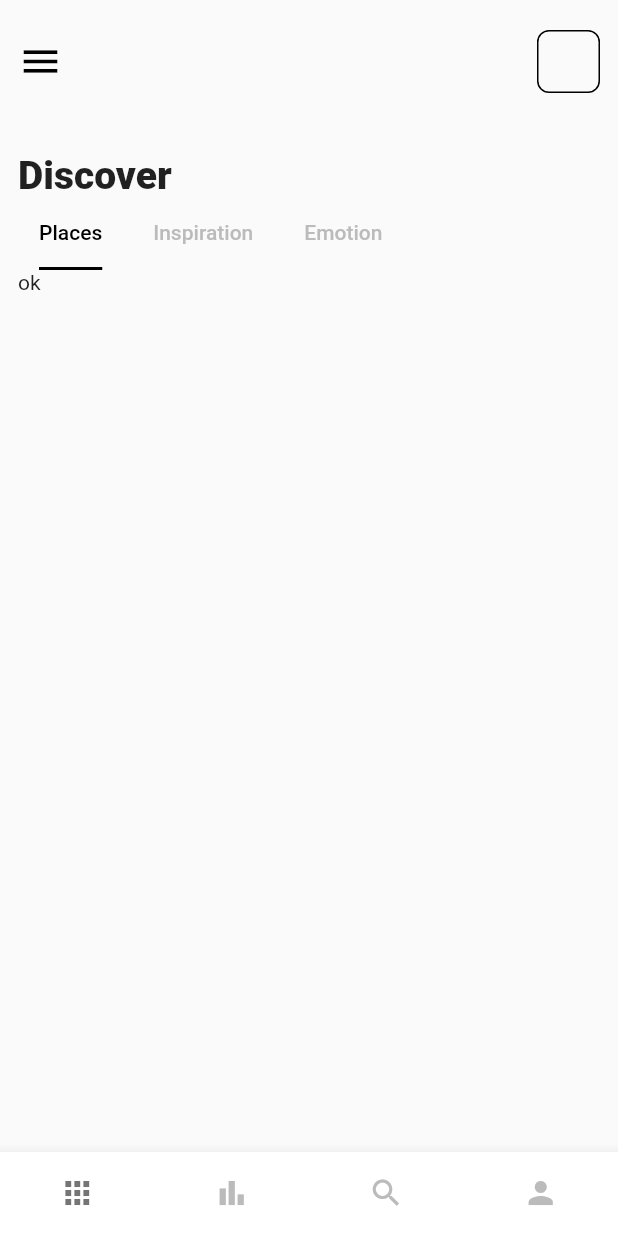
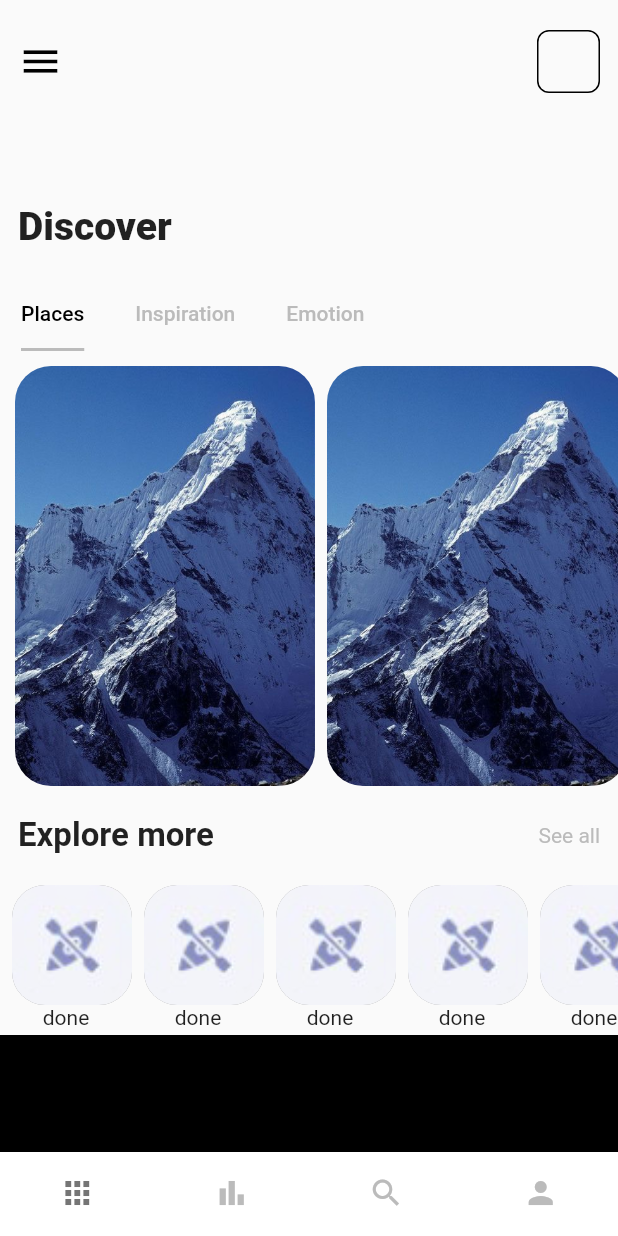
Before and after one commit to Hashimkhann1/travel_flutter_app, a Flutter app: the screen it shows after launch, after a tap on "SKIP", on a phone screen of 412 x 824 dp. Run offline on Flutter 3.47's test engine with Material 2 defaults, Android fonts, the phone set to English and light mode, and no system bars.

Commit message:
UI updated

```diff
--- a/lib/utils/colorResources.dart
+++ b/lib/utils/colorResources.dart
@@ -6,6 +6,6 @@ import 'dart:ui';
 class ColorResources {
   static const Color whiteColor = Color(0xFFFFFFFF);
   static const Color lightBlue = Color(0xFF475299);
-  static const Color grayCoor = Color(0xFFbbbbbb);
+  static const Color grayColor = Color(0xFFbbbbbb);
   static const Color blackColor = Color(0xFF000000);
 }
--- a/lib/view/home/bottomNaviagter.dart
+++ b/lib/view/home/bottomNaviagter.dart
@@ -36,7 +36,7 @@ class _BottomNavigatorState extends State<BottomNavigator> {
           onTap: onTap,
           currentIndex: currentIndex,
           selectedItemColor: Colors.black54,
-          unselectedItemColor: ColorResources.grayCoor,
+          unselectedItemColor: ColorResources.grayColor,
           showUnselectedLabels: false,
           showSelectedLabels: false,
           items: [
--- a/lib/view/home/mainHome.dart
+++ b/lib/view/home/mainHome.dart
@@ -1,7 +1,6 @@
 import 'package:flutter/material.dart';
 import 'package:travel_app/utils/colorResources.dart';
 import 'package:travel_app/widgets/app_text.dart';
-
 
 class MainHome extends StatefulWidget {
   const MainHome({Key? key}) : super(key: key);
@@ -10,24 +9,28 @@ class MainHome extends StatefulWidget {
   State<MainHome> createState() => _MainHomeState();
 }
 
-class _MainHomeState extends State<MainHome> with TickerProviderStateMixin{
+class _MainHomeState extends State<MainHome> with TickerProviderStateMixin {
   @override
   Widget build(BuildContext context) {
     TabController _tabController = TabController(length: 3, vsync: this);
     return Scaffold(
-      body: Padding(
-        padding: EdgeInsets.symmetric(horizontal: 12.0,vertical: 20.0),
+      body: SingleChildScrollView(
         child: Column(
-          crossAxisAlignment: CrossAxisAlignment.start ,
+          crossAxisAlignment: CrossAxisAlignment.start,
           children: <Widget>[
             Container(
+              padding: const EdgeInsets.symmetric(horizontal: 12.0, vertical: 20.0),
               child: Row(
                 mainAxisAlignment: MainAxisAlignment.spaceBetween,
                 children: [
-                  Icon(Icons.menu,size: 30.0,color: ColorResources.blackColor,),
+                  const Icon(
+                    Icons.menu,
+                    size: 30.0,
+                    color: ColorResources.blackColor,
+                  ),
                   Container(
                     width: 42.0,
-                      height: 42.0,
+                    height: 42.0,
                     decoration: BoxDecoration(
                       borderRadius: BorderRadius.circular(8.0),
                       border: Border.all(color: Colors.black),
@@ -36,37 +39,116 @@ class _MainHomeState extends State<MainHome> with TickerProviderStateMixin{
                 ],
               ),
             ),
-            SizedBox(height: 40.0,),
-            AppText(text: 'Discover',textSize: 26.0,textWeight: FontWeight.w800,),
-          //  tabbar
+            const SizedBox(
+              height: 34.0,
+            ),
+            Padding(
+              padding:
+                  const EdgeInsets.symmetric(horizontal: 12.0, vertical: 20.0),
+              child: AppText(
+                text: 'Discover',
+                textSize: 26.0,
+                textWeight: FontWeight.w800,
+              ),
+            ),
+            //  tabbar
             Align(
               alignment: Alignment.centerLeft,
               child: TabBar(
-                controller: _tabController,
-                  labelPadding: EdgeInsets.only(left: 14.0,right: 20.0),
+                  controller: _tabController,
+                  labelPadding: const EdgeInsets.only(left: 14.0, right: 20.0),
                   labelColor: ColorResources.blackColor,
-                  unselectedLabelColor: ColorResources.grayCoor,
+                  unselectedLabelColor: ColorResources.grayColor,
                   indicatorSize: TabBarIndicatorSize.label,
-                  indicatorColor: ColorResources.blackColor,
+                  indicatorColor: ColorResources.grayColor,
                   isScrollable: true,
                   tabs: [
-                    Tab(text: 'Places',),
-                    Tab(text: 'Inspiration',),
-                    Tab(text: 'Emotion',)
-                  ]
-              ),
+                    const Tab(
+                      text: 'Places',
+                    ),
+                    Tab(
+                      text: 'Inspiration',
+                    ),
+                    Tab(
+                      text: 'Emotion',
+                    )
+                  ]),
+            ),
+            SizedBox(
+              height: 10.0,
             ),
             Container(
-              height: 300.0,
+              margin: EdgeInsets.only(left: 10.0),
+              height: 280.0,
               width: double.maxFinite,
               child: TabBarView(
                 controller: _tabController,
                 children: [
-                  Text('ok'),
+                  ListView.builder(
+                    itemCount : 3,
+                      scrollDirection: Axis.horizontal,
+                      itemBuilder: (BuildContext context, int index) {
+                    return Container(
+                      margin: EdgeInsets.only(right: 8.0),
+                      width: 200.0,
+                      height: 280.0,
+                      decoration: BoxDecoration(
+                        borderRadius: BorderRadius.circular(24.0),
+                          image: DecorationImage(
+                              image: AssetImage('images/mountain.jpeg'),
+                              fit: BoxFit.cover)),
+                    );
+                  }),
                   Text('done'),
                   Text('Hi'),
                 ],
               ),
+            ),
+            Container(
+              padding: EdgeInsets.symmetric(horizontal: 12.0,vertical: 20.0),
+              child: Row(
+                mainAxisAlignment: MainAxisAlignment.spaceBetween,
+                children: [
+                  AppText(text: 'Explore more',textSize: 22.0,textWeight: FontWeight.w700,),
+                  AppText(text: 'See all',textcolor: ColorResources.grayColor,)
+                ],
+              ),
+            ),
+            // SizedBox(height: 10.0,),
+            Container(
+              height: 100.0,
+              width: double.maxFinite,
+              decoration: BoxDecoration(
+                // border: Border.all(color: Colors.black)
+              ),
+              child: ListView.builder(
+                itemCount: 6,
+                  scrollDirection: Axis.horizontal,
+                  itemBuilder: (BuildContext , index){
+                    return Column(
+                      children: [
+                        Container(
+                          margin: EdgeInsets.only(left: 8.0),
+                          width: 80.0,
+                          height: 80.0,
+                          decoration: BoxDecoration(
+                            borderRadius: BorderRadius.circular(22.0),
+                            color: Colors.grey,
+                            image: DecorationImage(
+                              image: AssetImage('images/kayaking.png'),
+                              fit: BoxFit.cover
+                            ),
+                          ),
+                        ),
+                        Text('done')
+                      ],
+                    );
+                  }
+              ),
+            ),
+            Container(
+              color: Colors.black,
+              height: 200.0,
             )
           ],
         ),
--- a/lib/view/onboarding_screen/onboarding_screen.dart
+++ b/lib/view/onboarding_screen/onboarding_screen.dart
@@ -93,7 +93,7 @@ class _OnBoardingState extends State<OnBoarding> {
                               borderRadius: BorderRadius.circular(8),
                               color: index == indexDots
                                   ? ColorResources.lightBlue
-                                  : ColorResources.grayCoor.withOpacity(0.5)),
+                                  : ColorResources.grayColor.withOpacity(0.5)),
                         );
                       }),
                     )
```
